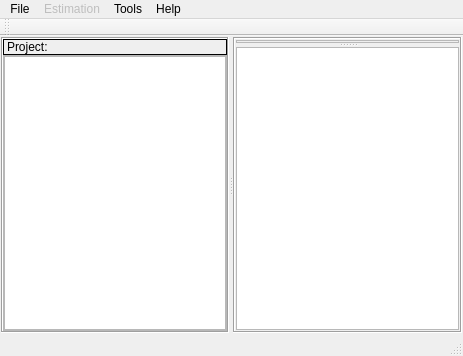
PauloCarvalhoRJ/gammaray, file mainwindow.ui: the form before one commit.
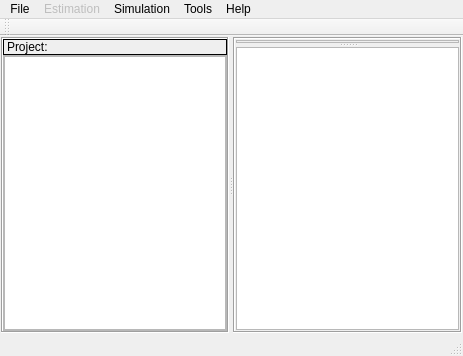
The form after the commit. Icons and pictures are not drawn. Custom widgets are drawn as their Qt base class.

Commit message: SGSIM dialog.

```diff
--- a/mainwindow.ui
+++ b/mainwindow.ui
@@ -279,8 +279,15 @@
     </property>
     <addaction name="actionImage_Jockey"/>
    </widget>
+   <widget class="QMenu" name="menuSimulation">
+    <property name="title">
+     <string>Simulation</string>
+    </property>
+    <addaction name="actionSGSIM"/>
+   </widget>
    <addaction name="menuFile"/>
    <addaction name="menuEstimation"/>
+   <addaction name="menuSimulation"/>
    <addaction name="menuTools"/>
    <addaction name="menuHelp"/>
   </widget>
```
Left out of the diff: 22 changed lines with no effect on the pictures. The commit also changes 7 other files.
